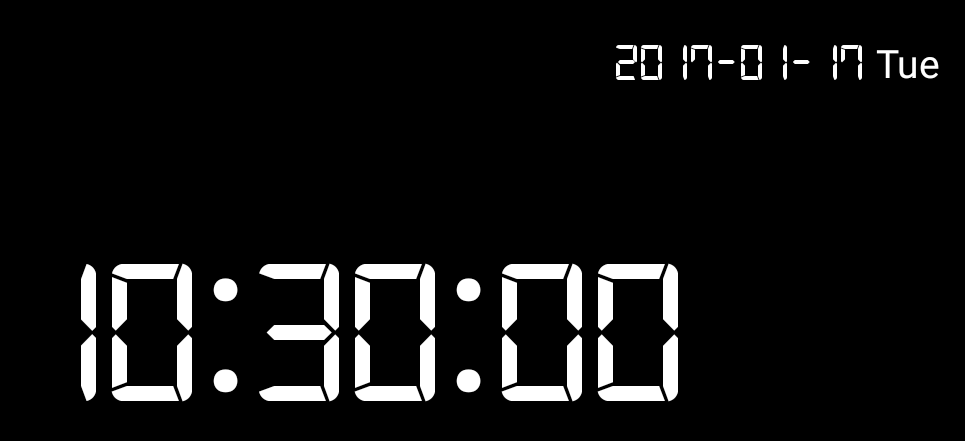
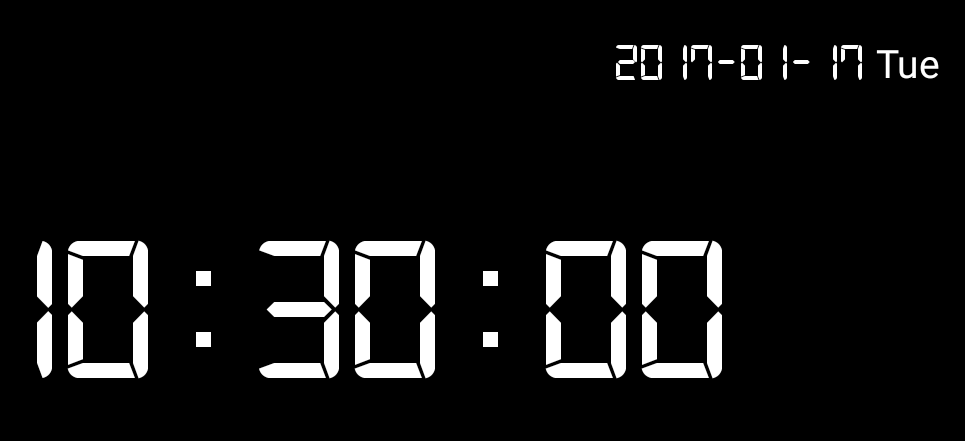
Before and after one commit to lifansama/xjb, an Android app: the first screen one second after launch (MainActivity), on a phone screen of 824 x 412 dp (held sideways). Shown: the top 441 px of the screen, without its empty margins (271-1236 px from the left). Run offline under Robolectric (Android 15) with nearby library versions, the phone set to English and light mode, and no system bars; our stand-ins replace ButterKnife; libraries missing offline, so code that uses them is left out: com.umeng.analytics, io.github.xhinliang.lunarcalendar; 3 statements that could not run were skipped.

Commit message:
修复冒号不居中的bug

```diff
--- a/app/build.gradle
+++ b/app/build.gradle
@@ -7,8 +7,8 @@
         applicationId "app.xunxun.homeclock"
         minSdkVersion 9
         targetSdkVersion 25
-        versionCode 8
-        versionName "1.4.1"
+        versionCode 9
+        versionName "1.4.2"
         testInstrumentationRunner "android.support.test.runner.AndroidJUnitRunner"
 
 
--- a/app/src/main/java/app/xunxun/homeclock/activity/MainActivity.java
+++ b/app/src/main/java/app/xunxun/homeclock/activity/MainActivity.java
@@ -101,6 +101,8 @@
         hoursTv.setTypeface(typeFace);
         minusTv.setTypeface(typeFace);
         secondTv.setTypeface(typeFace);
+        maohao1Tv.setTypeface(typeFace);
+        maohao2Tv.setTypeface(typeFace);
         placeholderHoursTv.setTypeface(typeFace);
         placeholderMinusTv.setTypeface(typeFace);
         placeholderSecondTv.setTypeface(typeFace);
--- a/app/src/main/res/layout/activity_main.xml
+++ b/app/src/main/res/layout/activity_main.xml
@@ -71,7 +71,6 @@
             android:orientation="horizontal">
 
             <FrameLayout
-                android:layout_marginTop="16dp"
                 android:layout_width="wrap_content"
                 android:layout_height="wrap_content">
 
@@ -82,7 +81,7 @@
                     android:text="00"
                     android:textColor="#fff"
                     android:textSize="140sp"
-                    android:visibility="invisible" />
+                    android:visibility="gone" />
 
                 <TextView
                     android:id="@+id/hoursTv"
@@ -104,7 +103,6 @@
                 android:textSize="140sp" />
 
             <FrameLayout
-                android:layout_marginTop="16dp"
                 android:layout_width="wrap_content"
                 android:layout_height="wrap_content">
 
@@ -115,7 +113,7 @@
                     android:text="00"
                     android:textColor="#fff"
                     android:textSize="140sp"
-                    android:visibility="invisible" />
+                    android:visibility="gone" />
 
 
                 <TextView
@@ -139,7 +137,6 @@
             <FrameLayout
                 android:id="@+id/secondFl"
 
-                android:layout_marginTop="16dp"
                 android:layout_width="wrap_content"
                 android:layout_height="wrap_content">
 
@@ -150,7 +147,7 @@
                     android:text="00"
                     android:textColor="#fff"
                     android:textSize="140sp"
-                    android:visibility="invisible" />
+                    android:visibility="gone" />
 
 
                 <TextView
```
